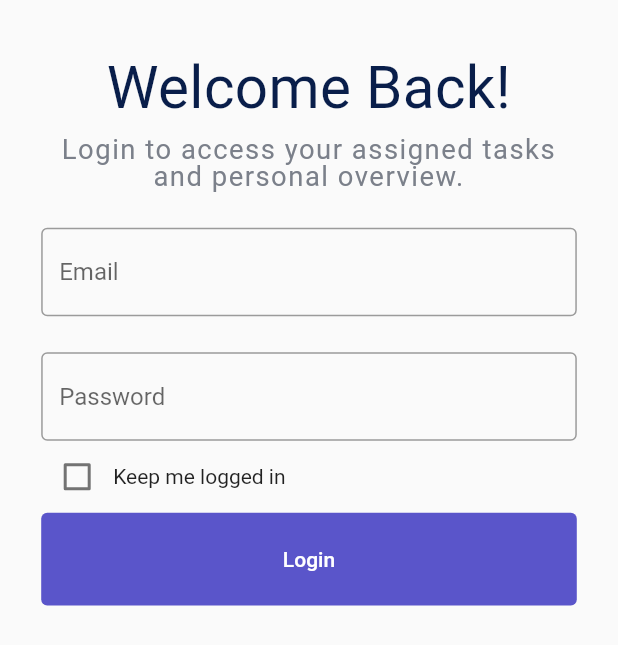
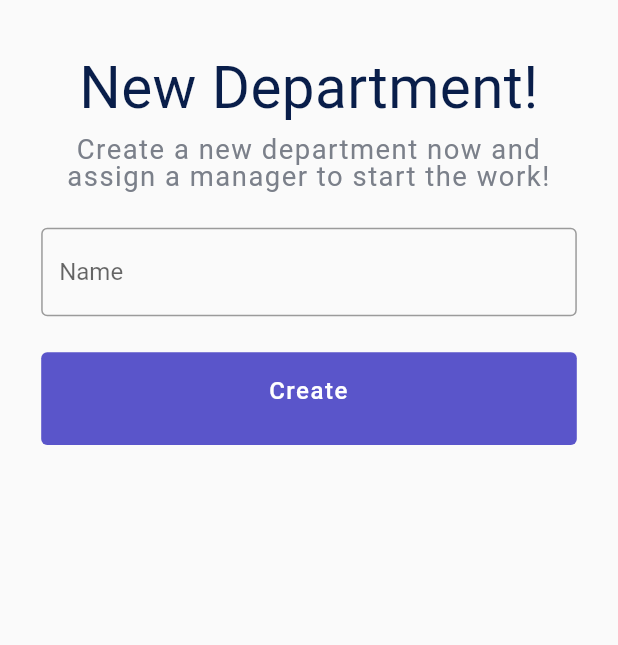
Before and after one commit to ahmedhany20200050/oba_tasks_app, a Flutter app: the screen it shows after launch, on a phone screen of 412 x 824 dp. Shown: the top 645 px of the screen. Run offline on Flutter 3.47's test engine with Material 2 defaults, Android fonts, the light colour scheme and no system bars; our stand-ins replace flutter_bloc, shared_preferences; accounts and stored records are empty.

Commit message:
finished new dept and update dept screens

```diff
--- /dev/null
+++ b/lib/Features/departmentForms/presentation/views/add_department.dart
@@ -0,0 +1,105 @@
+// ignore_for_file: body_might_complete_normally_nullable
+
+import 'package:flutter/material.dart';
+import 'package:flutter_bloc/flutter_bloc.dart';
+import 'package:tasks_app_eraasoft/Features/home/presentation/views/home_screen.dart';
+import 'package:tasks_app_eraasoft/Features/login/presentation/manger/cubit/login_cubit_cubit.dart';
+import 'package:tasks_app_eraasoft/Features/login/presentation/manger/cubit/login_cubit_state.dart';
+import 'package:tasks_app_eraasoft/core/app_colors.dart';
+import 'package:tasks_app_eraasoft/core/utils/size_config.dart';
+import '../../../../core/app_styles.dart';
+
+class AddDepartmentScreen extends StatefulWidget {
+  const AddDepartmentScreen({super.key});
+  static const id = 'AddDepartmentScreen';
+
+  @override
+  State<AddDepartmentScreen> createState() => _AddDepartmentScreenState();
+}
+
+class _AddDepartmentScreenState extends State<AddDepartmentScreen> {
+  GlobalKey<FormState> formkey = GlobalKey();
+  TextEditingController name = TextEditingController();
+  TextEditingController assignedManager = TextEditingController();
+  @override
+  Widget build(BuildContext context) {
+    return Scaffold(
+        body: SafeArea(
+          child: Container(
+            padding: EdgeInsets.symmetric(
+                horizontal: 24 * SizeConfig.horizontalBlock,
+                vertical: 55 * SizeConfig.verticalBlock),
+            child: Form(
+              key: formkey,
+              child: SingleChildScrollView(
+                child: Column(
+                  crossAxisAlignment: CrossAxisAlignment.stretch,
+                  children: [
+                    Text(
+                      "New Department!",
+                      textAlign: TextAlign.center,
+                      style: AppStyles.titleStyle,
+                      maxLines: 1,
+                    ),
+                    const   SizedBox(
+                      height: 20,
+                    ),
+                    Row(
+                      children: [
+                        Expanded(
+                          child: Text(
+                            "Create a new department now and assign a manager to start the work!",
+                            style: AppStyles.descriptionStyle,
+                            textAlign: TextAlign.center,
+                          ),
+                        ),
+                      ],
+                    ),
+                    const  SizedBox(
+                      height: 24,
+                    ),
+                    TextFormField(
+                      controller: name,
+                      validator: (value) {
+                        if (value!.isEmpty) {
+                          return 'name must not be empty.';
+                        }
+                      },
+                      decoration: InputDecoration(
+                        hintText: "Name",
+                        border: OutlineInputBorder(
+                          borderRadius: BorderRadius.circular(4),
+                          borderSide:const BorderSide(
+                            color: AppColors.textFieldColor,
+                            width: 1,
+                          ),
+                        ),
+                      ),
+                    ),
+                    const     SizedBox(
+                      height: 24,
+                    ),
+
+                    SizedBox(
+                      height: 48 * SizeConfig.verticalBlock,
+                      child: TextButton(
+                        style: TextButton.styleFrom(
+                          backgroundColor:const Color(0xFF5A55CA),
+                        ),
+                        onPressed: () async {
+
+                        },
+                        child: Text("Create",
+                            textAlign: TextAlign.center,
+                            style:
+                            AppStyles.buttonTextStyle),
+                      ),
+                    ),
+                  ],
+                ),
+              ),
+            ),
+          ),
+        ));
+  }
+}
--- a/lib/Features/login/presentation/views/login_screen.dart
+++ b/lib/Features/login/presentation/views/login_screen.dart
@@ -2,6 +2,7 @@
 
 import 'package:flutter/material.dart';
 import 'package:flutter_bloc/flutter_bloc.dart';
+import 'package:tasks_app_eraasoft/Features/departmentForms/presentation/views/add_department.dart';
 import 'package:tasks_app_eraasoft/Features/home/presentation/views/home_screen.dart';
 import 'package:tasks_app_eraasoft/Features/login/presentation/manger/cubit/login_cubit_cubit.dart';
 import 'package:tasks_app_eraasoft/Features/login/presentation/manger/cubit/login_cubit_state.dart';
@@ -26,7 +27,7 @@ class _LoginScreenState extends State<LoginScreen> {
     return BlocConsumer<LoginCubitCubit, LoginCubitState>(
       listener: (context, state) {
         if (state is LoginCubitSuccess) {
-          Navigator.of(context).pushNamed(HomeScreen.id);
+          Navigator.of(context).pushNamed(AddDepartmentScreen.id);
         }
       },
       builder: (context, state) {
@@ -54,7 +55,7 @@ class _LoginScreenState extends State<LoginScreen> {
                                   Text(
                                     "Welcome Back!",
                                     textAlign: TextAlign.center,
-                                    style: AppStyles.LoginTextStyle1,
+                                    style: AppStyles.titleStyle,
                                   ),
                                const   SizedBox(
                                     height: 20,
@@ -64,7 +65,7 @@ class _LoginScreenState extends State<LoginScreen> {
                                       Expanded(
                                         child: Text(
                                           "Login to access your assigned tasks and personal overview.",
-                                          style: AppStyles.LogintextStyle2,
+                                          style: AppStyles.descriptionStyle,
                                           textAlign: TextAlign.center,
                                         ),
                                       ),
@@ -136,9 +137,10 @@ class _LoginScreenState extends State<LoginScreen> {
                                           );
                                         }
                                       },
-                                      child:const Text("Login",
-                                          style:
-                                              TextStyle(color: Colors.white)),
+                                      child: Text("Login",
+                                          textAlign: TextAlign.center,
+                                          style: AppStyles.buttonTextStyle,
+                                    ),
                                     ),
                                   )
                                 ],
--- a/lib/core/app_styles.dart
+++ b/lib/core/app_styles.dart
@@ -1,15 +1,15 @@
 import 'package:flutter/material.dart';
 import 'package:tasks_app_eraasoft/core/utils/size_config.dart';
 class AppStyles{
-  static  TextStyle LoginTextStyle1 =  TextStyle(
+  static  TextStyle titleStyle =  TextStyle(
     color:const Color(0xFF091E4A),
     fontSize: 34*SizeConfig.textRatio,
     fontFamily: 'Roboto',
     fontWeight: FontWeight.w400,
-    height: 0.03,
-    letterSpacing: 0.25,
+    height: 0.03*SizeConfig.textRatio,
+    letterSpacing: 0.25*SizeConfig.textRatio,
   );
-  static TextStyle LogintextStyle2= TextStyle(
+  static TextStyle descriptionStyle= TextStyle(
     color:const Color(0xFF7B808A),
     fontSize: 16*SizeConfig.textRatio,
     fontFamily: 'Roboto',
@@ -25,4 +25,13 @@ class AppStyles{
     height: 0.11,
     letterSpacing: 0.44,
   );
+
+  static TextStyle buttonTextStyle=TextStyle(
+    color: Colors.white,
+    fontSize: 14*SizeConfig.textRatio,
+    fontFamily: 'Roboto',
+    fontWeight: FontWeight.w500,
+    height: 0.08,
+    letterSpacing: 1,
+  );
 }
--- a/lib/main.dart
+++ b/lib/main.dart
@@ -1,5 +1,6 @@
 import 'package:flutter/material.dart';
 import 'package:flutter_bloc/flutter_bloc.dart';
+import 'package:tasks_app_eraasoft/Features/departmentForms/presentation/views/add_department.dart';
 import 'package:tasks_app_eraasoft/Features/home/presentation/views/home_screen.dart';
 import 'package:tasks_app_eraasoft/Features/login/presentation/manger/cubit/login_cubit_cubit.dart';
 import 'package:tasks_app_eraasoft/Features/login/presentation/views/login_screen.dart';
@@ -19,10 +20,11 @@ class MyApp extends StatelessWidget {
       create: (context) => LoginCubitCubit(),
       child: MaterialApp(
         debugShowCheckedModeBanner: false,
-        initialRoute:  LoginScreen.id,
+        initialRoute:  AddDepartmentScreen.id,
         routes: {
           LoginScreen.id: (context) => const LoginScreen(),
           HomeScreen.id: (context) => const HomeScreen(),
+          AddDepartmentScreen.id:(context)=>const AddDepartmentScreen(),
         },
 
       ),
```
Also changed, not shown: lib/Features/departmentForms/presentation/views/update_department.dart (added, +105 -0 lines), lib/Features/departmentForms/data/repos/dummy.txt (added), lib/Features/departmentForms/presentation/views/widgets/dummy.txt (added).
